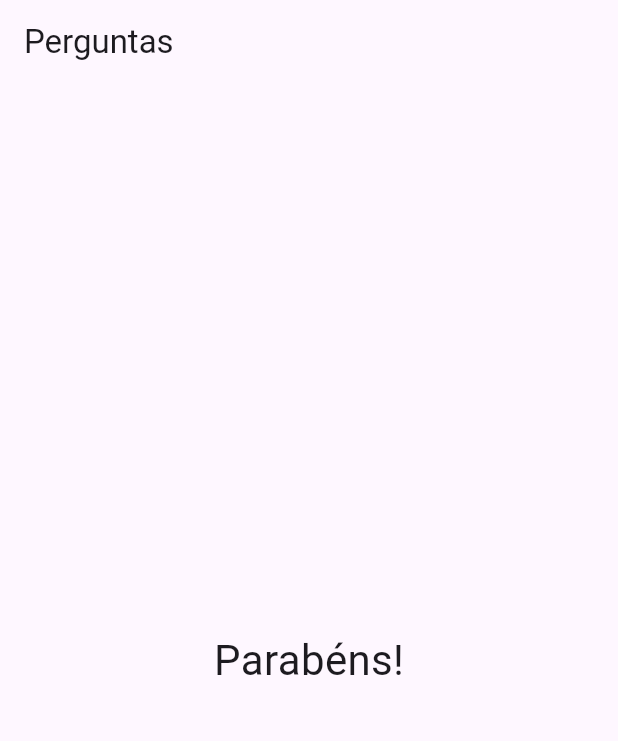
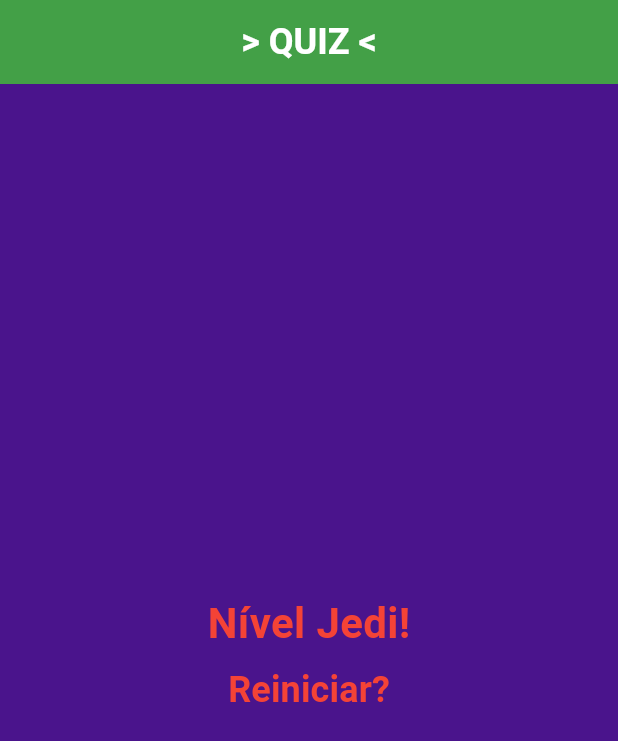
Before and after one commit to fercguerra/quiz, a Flutter app: the screen it shows after launch, after a tap on "Preto", after a tap on "Cobra", after a tap on "Leo", on a phone screen of 412 x 824 dp. Shown: the top 741 px of the screen. Run offline on Flutter 3.47's test engine with Material 3 defaults, Android fonts, the phone set to English and light mode, and no system bars.

```diff
--- a/lib/main.dart
+++ b/lib/main.dart
@@ -6,27 +6,53 @@ void main() => runApp(const PerguntaApp());
 
 class _PerguntaAppState extends State<PerguntaApp> {
   var _perguntaSelecionada = 0;
+  var _pontuacaoTotal = 0;
   final _perguntas = const [
     {
       'texto': 'Qual é a sua cor favorita?',
-      'respostas': ['Preto', 'Vermelho', 'Verde', 'Branco'],
+      'respostas': [
+        {'texto': 'Preto', 'pontuacao': 10},
+        {'texto': 'Vermelho', 'pontuacao': 5},
+        {'texto': 'Verde', 'pontuacao': 3},
+        {'texto': 'Branco', 'pontuacao': 1},
+      ],
+
     },
+
     {
       'texto': 'Qual é o seu animal favorito?',
-      'respostas': ['Coelho', 'Cobra', 'Elefante', 'Leão'],
+      'respostas': [
+        {'texto': 'Coelho', 'pontuacao': 10},
+        {'texto': 'Cobra', 'pontuacao': 5},
+        {'texto': 'Elefante', 'pontuacao': 3},
+        {'texto': 'Leão', 'pontuacao': 1},
+      ],
     },
     {
       'texto': 'Qual é o seu instrutor favorito?',
-      'respostas': ['Maria', 'João', 'Leo', 'Pedro'],
-    },
+      'respostas': [
+        {'texto': 'Leo', 'pontuacao': 10},
+        {'texto': 'Maria', 'pontuacao': 5},
+        {'texto': 'João', 'pontuacao': 3},
+        {'texto': 'Pedro', 'pontuacao': 1},
+      ],
+    }
   ];
 
-  void _responder() {
+  void _responder(int pontuacao) {
     if (temPerguntaSelecionada) {
       setState(() {
         _perguntaSelecionada++;
+        _pontuacaoTotal += pontuacao;
       });
     }
+  }
+
+  void _reiniciarQuestionario() {
+    setState(() {
+      _perguntaSelecionada = 0;
+      _pontuacaoTotal = 0;
+    });
   }
 
   bool get temPerguntaSelecionada {
@@ -36,17 +62,31 @@ class _PerguntaAppState extends State<PerguntaApp> {
   @override
   Widget build(BuildContext context) {
     return MaterialApp(
+      debugShowCheckedModeBanner: false,
       home: Scaffold(
+
         appBar: AppBar(
-          title: const Text('Perguntas'),
+
+        backgroundColor: Colors.green[600], // Altera a cor da AppBar para azul
+        centerTitle: true,
+          title: const Text('> QUIZ <',
+          style: TextStyle(
+            color: Colors.white, // Altera a cor do texto do título para branco
+            fontWeight: FontWeight.bold,
+            fontSize: 24,
+
+          ),
+
+          ),
         ),
+        backgroundColor: Colors.purple[900], // Altera a cor de fundo para azul acinzentado
         body: temPerguntaSelecionada
             ? Questionario(
                 perguntas: _perguntas,
                 perguntaSelecionada: _perguntaSelecionada,
                 quandoResponder: _responder,
               )
-            : const Resultado(),
+            : Resultado(_pontuacaoTotal, _reiniciarQuestionario),
       ),
     );
   }
--- a/lib/questao.dart
+++ b/lib/questao.dart
@@ -1,20 +1,19 @@
 import 'package:flutter/material.dart';
 
 class Questao extends StatelessWidget {
-
-
   final String texto;
 
-  Questao(this.texto);
+  const Questao(this.texto, {super.key});
 
   @override
   Widget build(BuildContext context) {
     return Container(
       width: double.infinity,
-      margin: EdgeInsets.all(10),
+      margin: const EdgeInsets.all(10),
+      color: Colors.amber,
       child: Text(
         texto,
-        style: TextStyle(fontSize: 28),
+        style: const TextStyle(fontSize: 28),
         textAlign: TextAlign.center,
       ),
     );
--- a/lib/questionario.dart
+++ b/lib/questionario.dart
@@ -5,7 +5,7 @@ import './resposta.dart';
 class Questionario extends StatelessWidget {
   final List<Map<String, Object>> perguntas;
   final int perguntaSelecionada;
-  final void Function() quandoResponder;
+  final void Function(int) quandoResponder;
 
   const Questionario({
     required this.perguntas,
@@ -20,15 +20,24 @@ class Questionario extends StatelessWidget {
 
   @override
   Widget build(BuildContext context) {
-    List<String> respostas = temPerguntaSelecionada
-        ? perguntas[perguntaSelecionada]['respostas'] as List<String>
+    List<Map<String, Object>> respostas = temPerguntaSelecionada
+        ? perguntas[perguntaSelecionada]['respostas']
+            as List<Map<String, Object>>
         : [];
 
-    return Column(
-      children: [
-        Questao(perguntas[perguntaSelecionada]['texto'] as String),
-        ...respostas.map((t) => Resposta(t, quandoResponder)).toList(),
-      ],
+    return Padding(
+      padding: const EdgeInsets.all(8.0),
+      child: Column(
+        children: [
+          Questao(perguntas[perguntaSelecionada]['texto'] as String),
+          ...respostas.map((resp) {
+            return Resposta(
+              resp['texto'] as String,
+              () => quandoResponder(resp['pontuacao'] as int),
+            );
+          }).toList(),
+        ],
+      ),
     );
   }
 }
--- a/lib/resposta.dart
+++ b/lib/resposta.dart
@@ -4,28 +4,20 @@ class Resposta extends StatelessWidget {
   final String texto;
   final void Function() quandoSelecionado;
 
-  Resposta(this.texto, this.quandoSelecionado);
+  const Resposta(this.texto, this.quandoSelecionado, {super.key});
 
   @override
   Widget build(BuildContext context) {
-    return Container(
+    return SizedBox(
       width: double.infinity,
       child: Padding(
         padding: const EdgeInsets.all(12.0),
         child: ElevatedButton(
-          style: ButtonStyle(
-            backgroundColor: MaterialStateProperty.all<Color>(
-              Colors.purple), // Cor de fundo quando o botão está no estado padrão
-          foregroundColor: MaterialStateProperty.all<Color>(
-              Colors.white), // Cor do texto do botão
-          shape: MaterialStateProperty.all<RoundedRectangleBorder>(
-            RoundedRectangleBorder(
-              borderRadius: BorderRadius.circular(18.0), // Ajuste o valor conforme necessário
-              // Se desejar, você também pode adicionar bordas diferentes para o botão
-              // side: BorderSide(color: Colors.purple, width: 2),
-            ),
+          style: ElevatedButton.styleFrom(
+            backgroundColor: Colors.blue,
+            foregroundColor: Colors.white,
+
           ),
-        ),
           onPressed: quandoSelecionado,
           child: Text(texto),
         ),
--- a/lib/resultado.dart
+++ b/lib/resultado.dart
@@ -1,17 +1,51 @@
 import 'package:flutter/material.dart';
 
 class Resultado extends StatelessWidget {
-  const Resultado({super.key});
+  final int pontuacao;
+  final void Function() quandoReiniciarQuestionario;
+
+  const Resultado(this.pontuacao, this.quandoReiniciarQuestionario,
+      {super.key});
+
+  String get fraseResultado {
+    if (pontuacao < 8) {
+      return 'Parabéns';
+    } else if (pontuacao < 12) {
+      return 'Você é bom!';
+    } else if (pontuacao < 16) {
+      return 'Impressionante!';
+    } else {
+      return 'Nível Jedi!';
+    }
+  }
 
   @override
   Widget build(BuildContext context) {
-    return const Center(
-      child: Text(
-        'Parabéns!',
-        style: TextStyle(
-          fontSize: 28,
+    return Column(
+      mainAxisAlignment: MainAxisAlignment.center,
+      children: [
+        Center(
+          child: Text(
+            fraseResultado,
+            style: const TextStyle(
+              fontSize: 28,
+              fontWeight: FontWeight.bold,
+              color: Colors.red,
+            ),
+          ),
         ),
-      ),
+        TextButton(
+          onPressed: quandoReiniciarQuestionario,
+          child: const Text(
+            'Reiniciar?',
+            style: TextStyle(
+              fontSize: 24,
+              fontWeight: FontWeight.bold,
+              color: Colors.red
+            ),
+          ),
+        ),
+      ],
     );
   }
 }
--- a/pubspec.yaml
+++ b/pubspec.yaml
@@ -59,9 +59,9 @@ flutter:
   uses-material-design: true
 
   # To add assets to your application, add an assets section, like this:
-  assets:
-    - assets/images/
-    #   - images/a_dot_ham.jpeg
+  #  assets:
+  #    - assets/images/
+  #   - images/a_dot_ham.jpeg
 
   #   - images/a_dot_ham.jpeg
 
```
